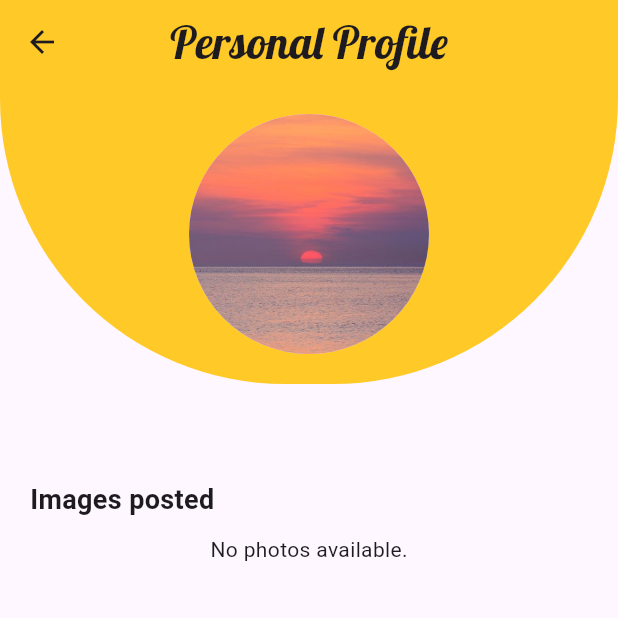
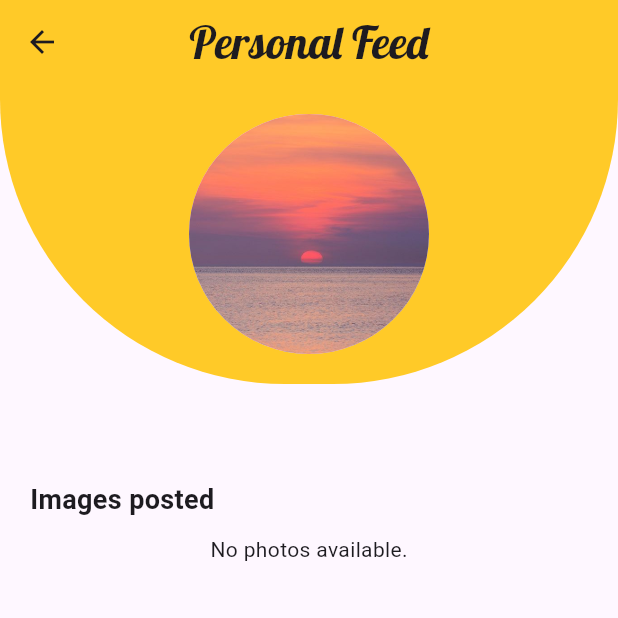
Before and after one commit to zhiyongggggg/Skyscape, a Flutter app: the PersonalProfile screen opened directly, on a phone screen of 412 x 824 dp, the top half of it. Run offline on Flutter 3.47's test engine with Material 3 defaults, Android fonts, the phone set to English and light mode, and no system bars; our stand-ins replace cloud_firestore, firebase_auth, firebase_core, firebase_storage, google_fonts, image_picker and 1 more; missing offline and left inert: flutterflow_ui; accounts and stored records are empty; network calls fail.

Commit message:
changed profile to personal feed

```diff
--- a/lib/screens/settings/personalprofile.dart
+++ b/lib/screens/settings/personalprofile.dart
@@ -48,7 +48,7 @@ class _PersonalProfileState extends State<PersonalProfile> {
   Widget build(BuildContext context) {
     return Scaffold(
       appBar: AppBar(
-        title: Text('Personal Profile', style: GoogleFonts.lobster(fontSize: 30)),
+        title: Text('Personal Feed', style: GoogleFonts.lobster(fontSize: 30)),
         centerTitle: true,
         elevation: 0,
         backgroundColor: Colors.amber[400],
--- a/lib/screens/settings/profile.dart
+++ b/lib/screens/settings/profile.dart
@@ -177,7 +177,7 @@ class _ProfileMainWidgetState extends State<ProfileMainWidget> {
                                         padding: EdgeInsetsDirectional.fromSTEB(
                                             20, 0, 0, 0),
                                         child: Text(
-                                          'Profile',
+                                          'Personal Feed',
                                           style: FlutterFlowTheme.of(context)
                                               .bodyLarge
                                               .override(
@@ -283,7 +283,7 @@ class _ProfileMainWidgetState extends State<ProfileMainWidget> {
                                         padding: EdgeInsetsDirectional.fromSTEB(
                                             20, 0, 0, 0),
                                         child: Text(
-                                          'Account Settings',
+                                          'Account Details',
                                           style: FlutterFlowTheme.of(context)
                                               .bodyLarge
                                               .override(
@@ -448,7 +448,7 @@ class _ProfileMainWidgetState extends State<ProfileMainWidget> {
                 Align(
                   alignment: AlignmentDirectional(0, -1),
                   child: Padding(
-                    padding: EdgeInsetsDirectional.fromSTEB(0, 64, 0, 0),
+                    padding: EdgeInsetsDirectional.fromSTEB(0, 35, 0, 0),
                     child: FFButtonWidget(
                       onPressed: () async{
                         print("logout button is pressed");
```
